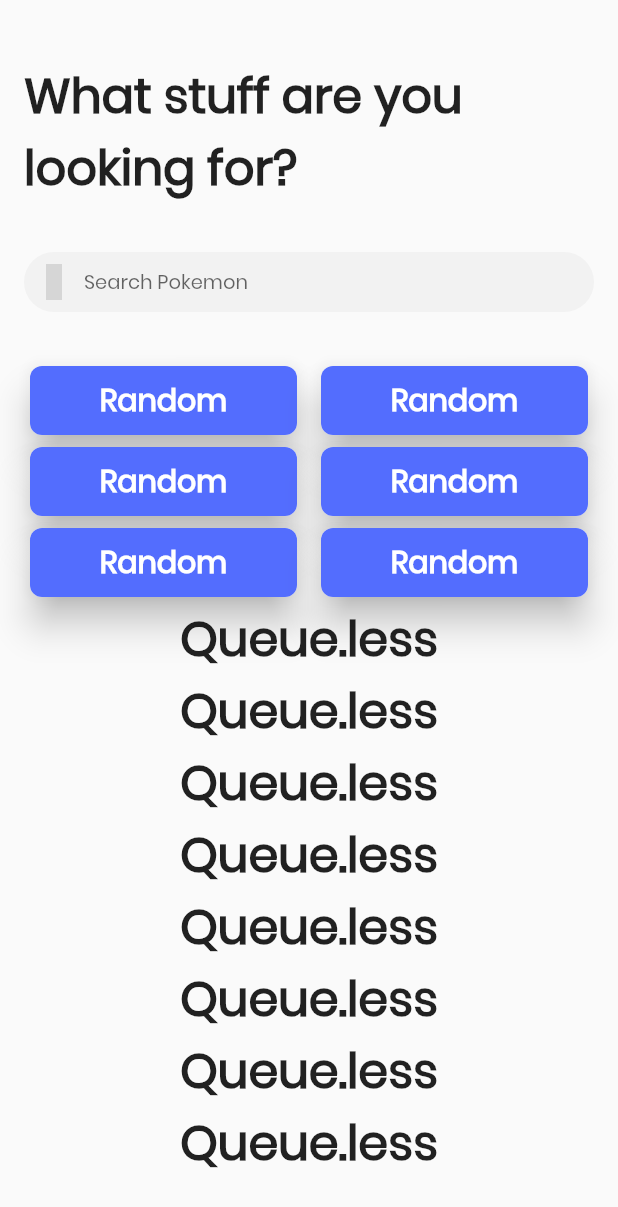
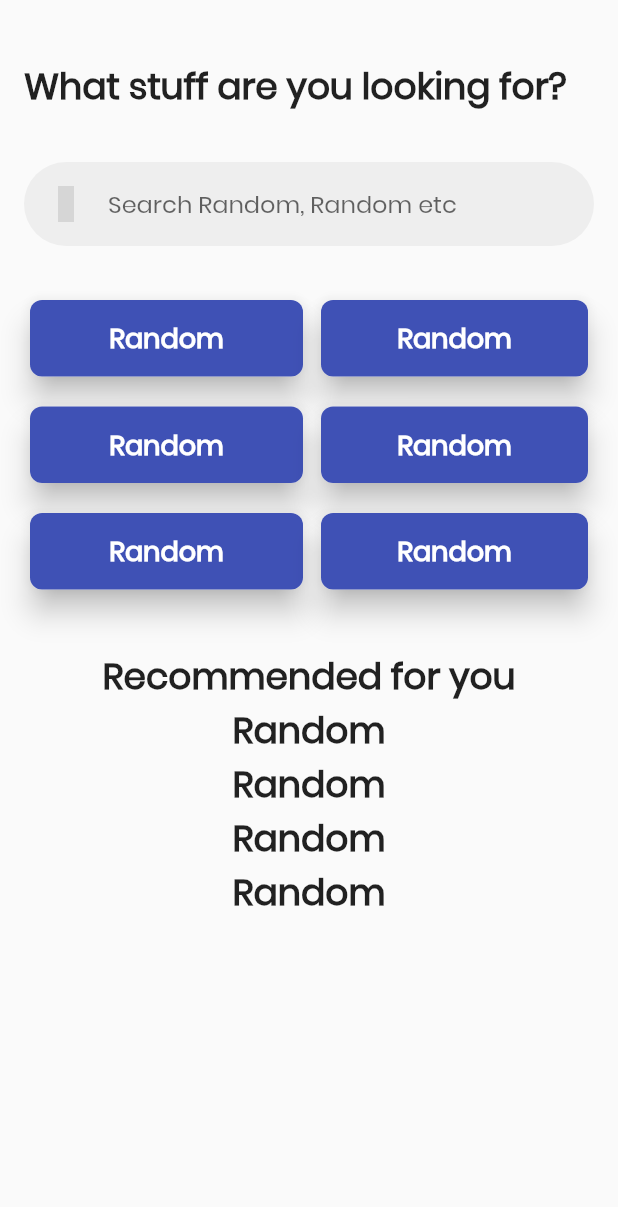
Before and after one commit to AdityaK11/Queue.less, a Flutter app: the HomeFragment screen opened directly, on a phone screen of 412 x 824 dp. Shown: the top 1207 px of the screen. Run offline on Flutter 3.47's test engine with Material 2 defaults, Android fonts, the phone set to English and light mode, and no system bars; our stand-ins replace eva_icons_flutter; grey boxes are pictures that could not be loaded.

Commit message:
Minor UI Changes

```diff
--- a/queueless/lib/screens/home_page/fragment_home.dart
+++ b/queueless/lib/screens/home_page/fragment_home.dart
@@ -21,7 +21,7 @@ class _HomeFragmentState extends State<HomeFragment> {
                 padding: const EdgeInsets.fromLTRB(16, 40, 16, 0),
                 child: Text(
                   'What stuff are you looking for?',
-                  style: TextStyle(fontSize: 32, fontWeight: FontWeight.bold),
+                  style: TextStyle(fontSize: 24, fontWeight: FontWeight.bold),
                 ),
               ),
               SizedBox(
@@ -32,23 +32,24 @@ class _HomeFragmentState extends State<HomeFragment> {
                     const EdgeInsets.symmetric(vertical: 0, horizontal: 16),
                 child: Container(
                   decoration: ShapeDecoration(
-                    color: Color(0xFFF2F2F2),
+                    color: Colors.grey[200],
                     shape: StadiumBorder(),
                   ),
                   child: Row(
                     children: [
                       Padding(
-                        padding: const EdgeInsets.all(8.0),
+                        padding: const EdgeInsets.all(16.0),
                         child: Icon(EvaIcons.searchOutline),
                       ),
                       Expanded(
                         child: TextField(
+                          cursorColor: Colors.indigo,
                           decoration: new InputDecoration.collapsed(
-                            hintText: 'Search Pokemon',
+                            hintText: 'Search Random, Random etc',
                           ),
                           style: TextStyle(
                             fontFamily: 'Poppins',
-                            fontSize: 13,
+                            fontSize: 16,
                           ),
                         ),
                       )
@@ -67,24 +68,24 @@ class _HomeFragmentState extends State<HomeFragment> {
                         children: <Widget>[
                           Expanded(
                             child: Container(
-                              margin: EdgeInsets.only(left: 16, right: 4),
+                              margin: EdgeInsets.only(left: 16, bottom: 12),
                               child: Card(
-                                elevation: 10,
+                                elevation: 8,
                                 shape: RoundedRectangleBorder(
                                   borderRadius: BorderRadius.circular(8.0),
                                 ),
                                 child: Container(
                                   padding: EdgeInsets.symmetric(
-                                      vertical: 8, horizontal: 0),
+                                      vertical: 12, horizontal: 0),
                                   decoration: BoxDecoration(
                                     borderRadius: BorderRadius.circular(8.0),
-                                    color: Colors.indigoAccent,
+                                    color: Colors.indigo,
                                   ),
                                   child: Center(
                                       child: const Text(
                                     "Random",
                                     style: TextStyle(
-                                      fontSize: 20,
+                                      fontSize: 18,
                                       fontWeight: FontWeight.bold,
                                       color: Colors.white,
                                     ),
@@ -95,24 +96,25 @@ class _HomeFragmentState extends State<HomeFragment> {
                           ),
                           Expanded(
                             child: Container(
-                              margin: EdgeInsets.only(left: 4, right: 16),
+                              margin: EdgeInsets.only(
+                                  bottom: 12, right: 16, left: 4),
                               child: Card(
-                                elevation: 10,
+                                elevation: 8,
                                 shape: RoundedRectangleBorder(
                                   borderRadius: BorderRadius.circular(8.0),
                                 ),
                                 child: Container(
                                   padding: EdgeInsets.symmetric(
-                                      vertical: 8, horizontal: 0),
+                                      vertical: 12, horizontal: 0),
                                   decoration: BoxDecoration(
                                     borderRadius: BorderRadius.circular(8.0),
-                                    color: Colors.indigoAccent,
+                                    color: Colors.indigo,
                                   ),
                                   child: Center(
                                       child: const Text(
                                     "Random",
                                     style: TextStyle(
-                                      fontSize: 20,
+                                      fontSize: 18,
                                       fontWeight: FontWeight.bold,
                                       color: Colors.white,
                                     ),
@@ -127,24 +129,24 @@ class _HomeFragmentState extends State<HomeFragment> {
                         children: <Widget>[
                           Expanded(
                             child: Container(
-                              margin: EdgeInsets.only(left: 16, right: 4),
+                              margin: EdgeInsets.only(left: 16, bottom: 12),
                               child: Card(
-                                elevation: 10,
+                                elevation: 8,
                                 shape: RoundedRectangleBorder(
                                   borderRadius: BorderRadius.circular(8.0),
                                 ),
                                 child: Container(
                                   padding: EdgeInsets.symmetric(
-                                      vertical: 8, horizontal: 0),
+                                      vertical: 12, horizontal: 0),
                                   decoration: BoxDecoration(
                                     borderRadius: BorderRadius.circular(8.0),
-                                    color: Colors.indigoAccent,
+                                    color: Colors.indigo,
                                   ),
                                   child: Center(
                                       child: const Text(
                                     "Random",
                                     style: TextStyle(
-                                      fontSize: 20,
+                                      fontSize: 18,
                                       fontWeight: FontWeight.bold,
                                       color: Colors.white,
                                     ),
@@ -155,24 +157,25 @@ class _HomeFragmentState extends State<HomeFragment> {
                           ),
                           Expanded(
                             child: Container(
-                              margin: EdgeInsets.only(left: 4, right: 16),
+                              margin: EdgeInsets.only(
+                                  bottom: 12, right: 16, left: 4),
                               child: Card(
-                                elevation: 10,
+                                elevation: 8,
                                 shape: RoundedRectangleBorder(
                                   borderRadius: BorderRadius.circular(8.0),
                                 ),
                                 child: Container(
                                   padding: EdgeInsets.symmetric(
-                                      vertical: 8, horizontal: 0),
+                                      vertical: 12, horizontal: 0),
                                   decoration: BoxDecoration(
                                     borderRadius: BorderRadius.circular(8.0),
-                                    color: Colors.indigoAccent,
+                                    color: Colors.indigo,
                                   ),
                                   child: Center(
                                       child: const Text(
                                     "Random",
                                     style: TextStyle(
-                                      fontSize: 20,
+                                      fontSize: 18,
                                       fontWeight: FontWeight.bold,
                                       color: Colors.white,
                                     ),
@@ -187,24 +190,24 @@ class _HomeFragmentState extends State<HomeFragment> {
                         children: <Widget>[
                           Expanded(
                             child: Container(
-                              margin: EdgeInsets.only(left: 16, right: 4),
+                              margin: EdgeInsets.only(left: 16, bottom: 12),
                               child: Card(
-                                elevation: 10,
+                                elevation: 8,
                                 shape: RoundedRectangleBorder(
                                   borderRadius: BorderRadius.circular(8.0),
                                 ),
                                 child: Container(
                                   padding: EdgeInsets.symmetric(
-                                      vertical: 8, horizontal: 0),
+                                      vertical: 12, horizontal: 0),
                                   decoration: BoxDecoration(
                                     borderRadius: BorderRadius.circular(8.0),
-                                    color: Colors.indigoAccent,
+                                    color: Colors.indigo,
                                   ),
                                   child: Center(
                                       child: const Text(
                                     "Random",
                                     style: TextStyle(
-                                      fontSize: 20,
+                                      fontSize: 18,
                                       fontWeight: FontWeight.bold,
                                       color: Colors.white,
                                     ),
@@ -215,24 +218,25 @@ class _HomeFragmentState extends State<HomeFragment> {
                           ),
                           Expanded(
                             child: Container(
-                              margin: EdgeInsets.only(left: 4, right: 16),
+                              margin: EdgeInsets.only(
+                                  bottom: 12, right: 16, left: 4),
                               child: Card(
-                                elevation: 10,
+                                elevation: 8,
                                 shape: RoundedRectangleBorder(
                                   borderRadius: BorderRadius.circular(8.0),
                                 ),
                                 child: Container(
                                   padding: EdgeInsets.symmetric(
-                                      vertical: 8, horizontal: 0),
+                                      vertical: 12, horizontal: 0),
                                   decoration: BoxDecoration(
                                     borderRadius: BorderRadius.circular(8.0),
-                                    color: Colors.indigoAccent,
+                                    color: Colors.indigo,
                                   ),
                                   child: Center(
                                       child: const Text(
                                     "Random",
                                     style: TextStyle(
-                                      fontSize: 20,
+                                      fontSize: 18,
                                       fontWeight: FontWeight.bold,
                                       color: Colors.white,
                                     ),
@@ -243,45 +247,33 @@ class _HomeFragmentState extends State<HomeFragment> {
                           ),
                         ],
                       ),
-                      Text(
-                        'Queue.less',
-                        style: TextStyle(
-                            fontSize: 32, fontWeight: FontWeight.bold),
+                      SizedBox(
+                        height: 24,
                       ),
                       Text(
-                        'Queue.less',
+                        'Recommended for you',
                         style: TextStyle(
-                            fontSize: 32, fontWeight: FontWeight.bold),
+                            fontSize: 24, fontWeight: FontWeight.bold),
                       ),
                       Text(
-                        'Queue.less',
+                        'Random',
                         style: TextStyle(
-                            fontSize: 32, fontWeight: FontWeight.bold),
+                            fontSize: 24, fontWeight: FontWeight.bold),
                       ),
                       Text(
-                        'Queue.less',
+                        'Random',
                         style: TextStyle(
-                            fontSize: 32, fontWeight: FontWeight.bold),
+                            fontSize: 24, fontWeight: FontWeight.bold),
                       ),
                       Text(
-                        'Queue.less',
+                        'Random',
                         style: TextStyle(
-                            fontSize: 32, fontWeight: FontWeight.bold),
+                            fontSize: 24, fontWeight: FontWeight.bold),
                       ),
                       Text(
-                        'Queue.less',
+                        'Random',
                         style: TextStyle(
-                            fontSize: 32, fontWeight: FontWeight.bold),
-                      ),
-                      Text(
-                        'Queue.less',
-                        style: TextStyle(
-                            fontSize: 32, fontWeight: FontWeight.bold),
-                      ),
-                      Text(
-                        'Queue.less',
-                        style: TextStyle(
-                            fontSize: 32, fontWeight: FontWeight.bold),
+                            fontSize: 24, fontWeight: FontWeight.bold),
                       ),
                     ],
                   ),
```
Also changed, not shown: 3 other files.
